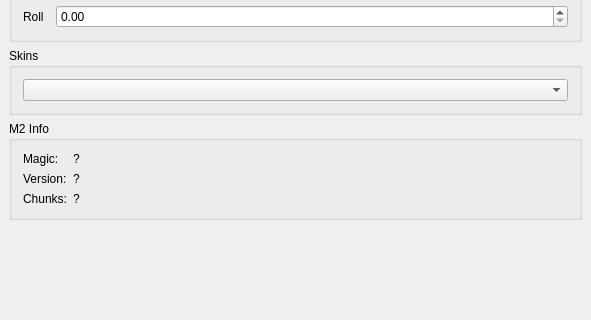
The window that src/ModelControl.ui (Frostshake/WMVx) describes before a commit, drawn with Qt 5; both pictures show x 0 to 591 and y 383 to 703 of the 591 by 703 pixel window.
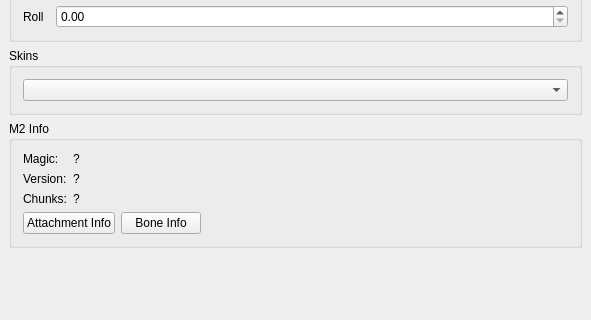
The same window after the commit.

Commit message: Additional diagnostic info for attachments via button.

The edit to the form file:
```diff
--- a/src/ModelControl.ui
+++ b/src/ModelControl.ui
@@ -276,6 +276,8 @@
          <property name="title">
           <string>M2 Info</string>
          </property>
+         <layout class="QVBoxLayout" name="verticalLayout_3">
+          <item>
          <layout class="QFormLayout" name="formLayout_4">
           <item row="0" column="0">
            <widget class="QLabel" name="label_7">
@@ -318,6 +320,57 @@
              <string>?</string>
             </property>
            </widget>
+            </item>
+           </layout>
+          </item>
+          <item>
+           <layout class="QHBoxLayout" name="horizontalLayout">
+            <item>
+             <widget class="QPushButton" name="pushButtonAttachInfo">
+              <property name="sizePolicy">
+               <sizepolicy hsizetype="Maximum" vsizetype="Fixed">
+                <horstretch>0</horstretch>
+                <verstretch>0</verstretch>
+               </sizepolicy>
+              </property>
+              <property name="toolTip">
+               <string>Copy to clipboard</string>
+              </property>
+              <property name="text">
+               <string>Attachment Info</string>
+              </property>
+             </widget>
+            </item>
+            <item>
+             <widget class="QPushButton" name="pushButtonBoneInfo">
+              <property name="sizePolicy">
+               <sizepolicy hsizetype="Maximum" vsizetype="Fixed">
+                <horstretch>0</horstretch>
+                <verstretch>0</verstretch>
+               </sizepolicy>
+              </property>
+              <property name="toolTip">
+               <string>Copy to clipboard</string>
+              </property>
+              <property name="text">
+               <string>Bone Info</string>
+              </property>
+             </widget>
+            </item>
+            <item>
+             <spacer name="horizontalSpacer">
+              <property name="orientation">
+               <enum>Qt::Horizontal</enum>
+              </property>
+              <property name="sizeHint" stdset="0">
+               <size>
+                <width>40</width>
+                <height>20</height>
+               </size>
+              </property>
+             </spacer>
+            </item>
+           </layout>
           </item>
          </layout>
         </widget>
```
Lines whose indentation alone changed are shown as unchanged. The commit also changes 3 other files.
